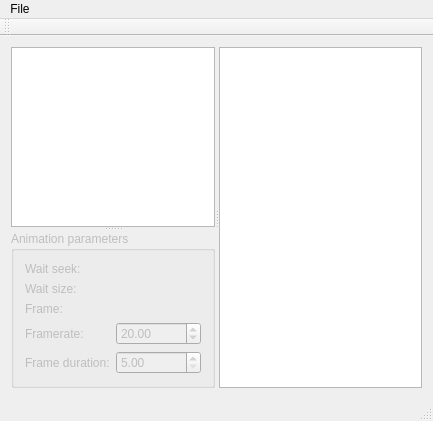
This is tools/resourceviewer/MainWindow.ui in ObKo/OpenSR as Qt 5 draws it before an edit. The edited form follows.
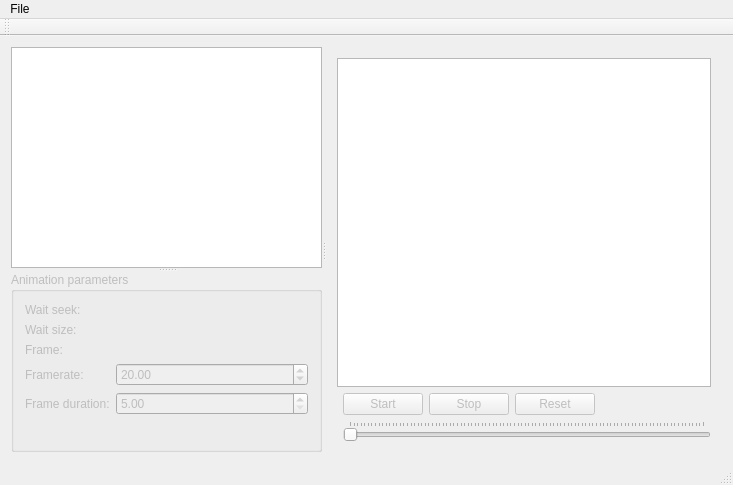
This is the edited form.

Commit message: Improvements in resource viewer GUI.

```diff
--- a/tools/resourceviewer/MainWindow.ui
+++ b/tools/resourceviewer/MainWindow.ui
@@ -6,16 +6,16 @@
    <rect>
     <x>0</x>
     <y>0</y>
-    <width>433</width>
-    <height>421</height>
+    <width>733</width>
+    <height>485</height>
    </rect>
   </property>
   <property name="windowTitle">
    <string>Rangers resource viewer</string>
   </property>
   <widget class="QWidget" name="centralWidget">
-   <layout class="QGridLayout" name="gridLayout">
-    <item row="0" column="0">
+   <layout class="QHBoxLayout" name="horizontalLayout">
+    <item>
      <widget class="QSplitter" name="horizSplitter">
       <property name="orientation">
        <enum>Qt::Horizontal</enum>
@@ -118,13 +118,71 @@
         </layout>
        </widget>
       </widget>
-      <widget class="QGraphicsView" name="graphicsView">
-       <property name="sizePolicy">
-        <sizepolicy hsizetype="Maximum" vsizetype="Maximum">
-         <horstretch>0</horstretch>
-         <verstretch>0</verstretch>
-        </sizepolicy>
-       </property>
+      <widget class="QWidget" name="layoutWidget">
+       <layout class="QGridLayout" name="gridLayout">
+        <item row="2" column="1" colspan="4">
+         <widget class="QSlider" name="frameSlider">
+          <property name="enabled">
+           <bool>false</bool>
+          </property>
+          <property name="orientation">
+           <enum>Qt::Horizontal</enum>
+          </property>
+          <property name="tickPosition">
+           <enum>QSlider::TicksAbove</enum>
+          </property>
+         </widget>
+        </item>
+        <item row="0" column="0" colspan="5">
+         <widget class="QGraphicsView" name="graphicsView"/>
+        </item>
+        <item row="1" column="2">
+         <widget class="QPushButton" name="stopButton">
+          <property name="enabled">
+           <bool>false</bool>
+          </property>
+          <property name="text">
+           <string>Stop</string>
+          </property>
+         </widget>
+        </item>
+        <item row="1" column="1">
+         <widget class="QPushButton" name="startButton">
+          <property name="enabled">
+           <bool>false</bool>
+          </property>
+          <property name="text">
+           <string>Start</string>
+          </property>
+         </widget>
+        </item>
+        <item row="1" column="3">
+         <widget class="QPushButton" name="resetButton">
+          <property name="enabled">
+           <bool>false</bool>
+          </property>
+          <property name="text">
+           <string>Reset</string>
+          </property>
+         </widget>
+        </item>
+        <item row="1" column="4">
+         <spacer name="horizontalSpacer">
+          <property name="orientation">
+           <enum>Qt::Horizontal</enum>
+          </property>
+          <property name="sizeType">
+           <enum>QSizePolicy::Expanding</enum>
+          </property>
+          <property name="sizeHint" stdset="0">
+           <size>
+            <width>40</width>
+            <height>20</height>
+           </size>
+          </property>
+         </spacer>
+        </item>
+       </layout>
       </widget>
      </widget>
     </item>
@@ -135,7 +193,7 @@
     <rect>
      <x>0</x>
      <y>0</y>
-     <width>433</width>
+     <width>733</width>
      <height>22</height>
     </rect>
    </property>
```
Left out of the diff: 3 changed lines with no effect on the pictures. The commit also changes 2 other files.
